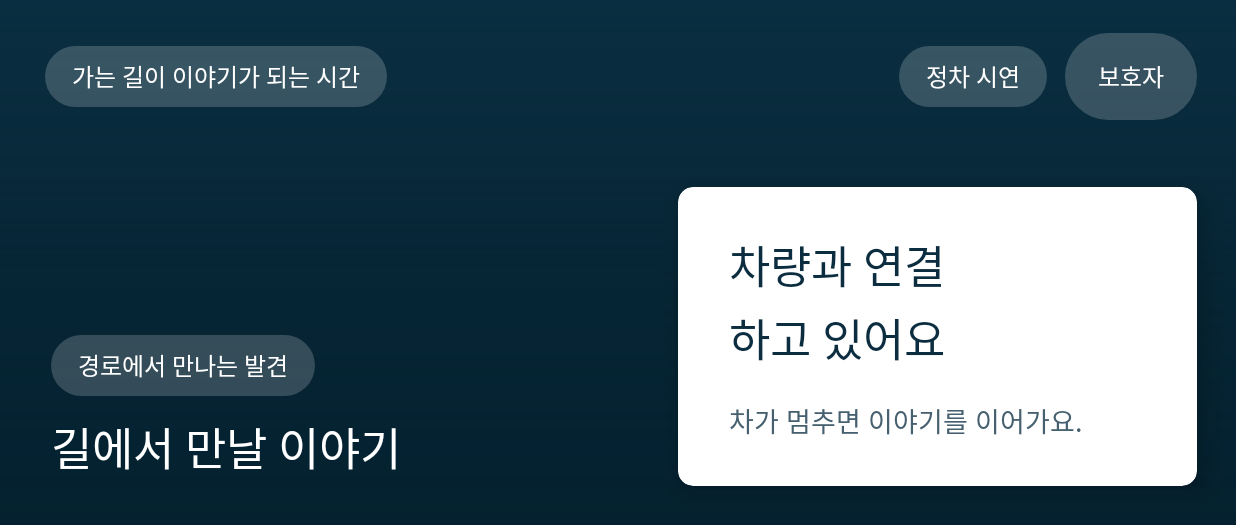
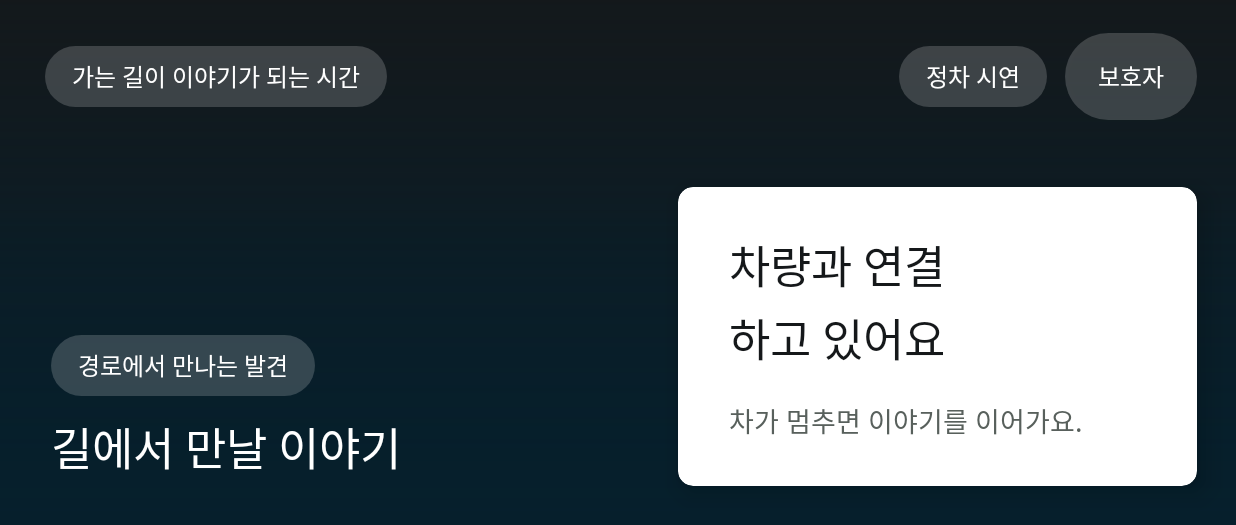
Before and after one commit to kimmykimmim/pleos-road-curator, an Android app: the screen it shows after launch (MainActivity), on a phone screen of 824 x 412 dp (held sideways). Shown: the top 525 px of the screen. Run offline under Robolectric (Android 15) with nearby library versions, the phone set to English and light mode, and no system bars; pictures from the network do not load; Roboto replaces fonts that are not available here; 3 statements that could not run were skipped.

Commit message:
0.44.0 숯과 라임으로 전체 색 교체
네 가지 색안을 캔버스에 올려 비교한 뒤 사용자가 고른 색입니다. 차량 계기판
옆에서 살아남는 조합은 거의 검정 바탕에 밝은 색 하나라는 쪽입니다.

- Palette.kt 를 만들어 색을 한 곳에 모았습니다. 화면, 길 막대, 설명 그림,
  스티커, 두리, 나침반, 사진 띠가 모두 이 파일을 봅니다.
- 라임은 아이가 눌러야 할 것에만 씁니다. 큰 버튼, 지금 만나는 장소,
  사진 위에서 찾아야 할 곳의 동그라미.
- 작은 글씨에는 밝은 라임을 쓰지 않습니다. 흰 바탕의 라임은 대비가 1.8:1이라
  읽히지 않습니다. 글자용으로는 짙은 라임을 따로 둡니다.
- 라임 버튼의 글자는 어두운 색입니다. 흰 글자는 읽히지 않습니다.
- 설명 영상 6개를 새 색으로 다시 만들었습니다.

검사: 단위 390개 통과, 기기 검사 3종 통과, 서명 APK.

Co-Authored-By: Claude Opus 5 <noreply@anthropic.com>

```diff
--- a/native-app/app/build.gradle.kts
+++ b/native-app/app/build.gradle.kts
@@ -23,8 +23,8 @@ android {
         applicationId = "dev.changbak.explorer"
         minSdk = 28
         targetSdk = 34
-        versionCode = 45
-        versionName = "0.43.0"
+        versionCode = 46
+        versionName = "0.44.0"
         testInstrumentationRunner = "dev.changbak.explorer.SceneRenderCheck"
     }
 
--- a/native-app/app/src/main/java/dev/changbak/explorer/CompanionView.kt
+++ b/native-app/app/src/main/java/dev/changbak/explorer/CompanionView.kt
@@ -119,10 +119,10 @@ class CompanionView(context: Context) : View(context) {
         private val path = Path()
         private val box = RectF()
 
-        private val cream = Color.rgb(255, 239, 196)
-        private val ink = Color.rgb(11, 45, 63)
-        private val glass = Color.rgb(151, 215, 255)
-        private val lamp = Color.rgb(255, 250, 230)
+        private val cream = Palette.paper
+        private val ink = Palette.ink
+        private val glass = Palette.sky
+        private val lamp = Color.rgb(252, 255, 246)
 
         /** One breath in and out, with two blinks somewhere inside it. */
         const val LIFE = 4200L
--- a/native-app/app/src/main/java/dev/changbak/explorer/MainActivity.kt
+++ b/native-app/app/src/main/java/dev/changbak/explorer/MainActivity.kt
@@ -186,7 +186,7 @@ class MainActivity : Activity() {
     /** What the tag row is showing, so it is only rebuilt when the place changes. */
     private var lastTags: List<String> = emptyList()
     private var statusLabel: TextView? = null
-    private val ink = Color.rgb(11,45,63)
+    private val ink = Palette.ink
     /**
      * Secondary type.
      *
@@ -194,8 +194,8 @@ class MainActivity : Activity() {
      * small text needs, and the notes at caption size are small text. Darkened until both
      * surfaces clear it, which in a moving car is worth more than the lighter grey looked.
      */
-    private val muted = Color.rgb(70,96,111)
-    private val accent = Color.rgb(8,98,136)
+    private val muted = Palette.muted
+    private val accent = Palette.accent
     /**
      * Daylight. What the page is made of.
      *
@@ -203,24 +203,24 @@ class MainActivity : Activity() {
      * the wrong story for this app: a child in a car is looking at sky and city, not at paper.
      * The tint is the palette's own sky, lightened until type sits on it comfortably.
      */
-    private val ground = Color.rgb(219,234,244)
+    private val ground = Palette.ground
     /** The window. One flat colour, because it is one thing you look through. */
-    private val deep = Color.rgb(8,78,110)
+    private val deep = Palette.deep
     /**
      * What lies behind the view when there is no picture filling it.
      *
      * Darker and greyer than the brand blue: it reads as the road at dusk rather than as a
      * panel, which is the point — it is ground, not a surface.
      */
-    private val road = Color.rgb(10,47,66)
-    private val pale = Color.rgb(234,243,250)
-    private val sky = Color.rgb(151,215,255)
+    private val road = Palette.road
+    private val pale = Palette.pale
+    private val sky = Palette.sky
     /** The palette's cream, kept as a mark rather than a mood. See [chipMark]. */
-    private val cream = Color.rgb(255,239,196)
+    private val cream = Palette.paper
     /** White at low alpha, for a chip that has to sit on the illustration without boxing it in. */
-    private val onHero = Color.argb(48,255,255,255)
+    private val onHero = Palette.onHero
     /** The credit line over a photograph: quieter than the caption, still plainly readable. */
-    private val onPhoto = Color.argb(222,255,255,255)
+    private val onPhoto = Palette.onPhoto
     private val timer = object : Runnable {
         override fun run() {
             if (foreground && demo && playing && !restricted && dialog == null) {
@@ -559,14 +559,14 @@ class MainActivity : Activity() {
     private fun seenMark(seen: SeenStatus): View = row().apply {
         val found = seen == SeenStatus.SEEN
         addView(View(this@MainActivity).apply {
-            background = if (found) pill(accent) else pill(Color.rgb(214,228,238))
+            background = if (found) pill(accent) else pill(Palette.pale)
         }, LinearLayout.LayoutParams(dp(if (found) 34 else 14), dp(9)))
     }
     private fun stepDots(active: Int): View = row().apply {
         gravity = Gravity.CENTER
         (0..3).forEach { index ->
             val on = index == active
-            addView(View(this@MainActivity).apply { background = pill(if (on) accent else Color.rgb(214,228,238)) },
+            addView(View(this@MainActivity).apply { background = pill(if (on) accent else Palette.pale) },
                 LinearLayout.LayoutParams(dp(if (on) 30 else 11), dp(11)).apply { marginStart = if (index == 0) 0 else dp(8) })
         }
     }
@@ -610,11 +610,14 @@ class MainActivity : Activity() {
         }
     }
     private fun button(text: String, primary: Boolean = false, action: () -> Unit) = Button(this).apply {
-        this.text = text; textSize = sp(Text.ACTION); isAllCaps = false; setTextColor(if (primary) Color.WHITE else ink)
+        this.text = text; textSize = sp(Text.ACTION); isAllCaps = false
+        // Dark type on the bright one. White on lime is unreadable, and this is the button a
+        // child presses from the back seat.
+        setTextColor(if (primary) Palette.onPrimary else ink)
         if (primary) typeface = Typeface.create("sans-serif-medium", Typeface.NORMAL)
         // Fully rounded. A pill reads as something to press from across the back seat in a way
         // a softened rectangle does not.
-        background = pill(if(primary) accent else pale); minHeight = dp(72)
+        background = pill(if(primary) Palette.primary else pale); minHeight = dp(72)
         setPadding(dp(16),dp(12),dp(16),dp(12)); setOnClickListener { if (usable()) action() }
         wholeWords()
     }
--- /dev/null
+++ b/native-app/app/src/main/java/dev/changbak/explorer/Palette.kt
@@ -0,0 +1,59 @@
+package dev.changbak.explorer
+
+import android.graphics.Color
+
+/**
+ * 숯과 라임 — the app's colours, in one place.
+ *
+ * Chosen from four mockups the family looked at side by side. The point of this one is
+ * contrast: a car's centre screen sits beside a lit instrument cluster in daylight, and the
+ * palette that survives that is a near-black ground with one bright colour on it. The lime is
+ * the only loud thing in the app, so it only ever marks what the child should act on — the
+ * button to press, the place being met now, the ring around the thing to find.
+ *
+ * Two rules keep it readable, and both are tested by eye on the device rather than assumed:
+ * nothing bright carries small text (lime on white is a 1.8:1 contrast and would be unreadable
+ * at caption size), and nothing that must be told apart differs by hue alone.
+ */
+object Palette {
+    /** Type on a light surface, and the outline on every drawn shape. */
+    val ink = Color.rgb(21, 24, 26)
+
+    /** Secondary type. Dark enough for caption size on both light surfaces. */
+    val muted = Color.rgb(88, 96, 92)
+
+    /**
+     * The colour of a label that belongs to the app rather than to the place.
+     *
+     * A dark lime, not the bright one: this carries words, and words need 4.5:1.
+     */
+    val accent = Color.rgb(60, 107, 18)
+
+    /** The one bright colour. Buttons to press, the place being met, the ring to look at. */
+    val primary = Color.rgb(168, 224, 95)
+
+    /** Type on [primary]. Dark, because nothing legible sits white on lime. */
+    val onPrimary = Color.rgb(22, 32, 10)
+
+    /** The page: the sheet a question is written on. */
+    val ground = Color.rgb(246, 247, 244)
+
+    /** A second button, and any panel that must sit quietly inside [ground]. */
+    val pale = Color.rgb(228, 232, 225)
+
+    /** The stage behind everything: charcoal, so a photograph is the brightest thing on screen. */
+    val road = Color.rgb(21, 24, 26)
+
+    /** The same, a shade up, where a surface has to separate from the stage. */
+    val deep = Color.rgb(30, 35, 38)
+
+    /** The cool mark. Used for the one thing that is neither action nor text: the sky. */
+    val sky = Color.rgb(89, 194, 232)
+
+    /** The paper a small drawing is printed on. */
+    val paper = Color.rgb(239, 245, 230)
+
+    /** A chip over a photograph, and the credit line under it. */
+    val onHero = Color.argb(46, 255, 255, 255)
+    val onPhoto = Color.argb(226, 255, 255, 255)
+}
--- a/native-app/app/src/main/java/dev/changbak/explorer/PhotoSequenceView.kt
+++ b/native-app/app/src/main/java/dev/changbak/explorer/PhotoSequenceView.kt
@@ -28,7 +28,7 @@ class PhotoSequenceView(context: Context) : View(context) {
     private var animator: ValueAnimator? = null
     private val paint = Paint(Paint.ANTI_ALIAS_FLAG or Paint.FILTER_BITMAP_FLAG)
     private val text = Paint(Paint.ANTI_ALIAS_FLAG)
-    private val cream = Color.rgb(255, 239, 196)
+    private val cream = Palette.paper
     private val source = Rect()
     private val target = RectF()
 
--- a/native-app/app/src/main/java/dev/changbak/explorer/RouteRule.kt
+++ b/native-app/app/src/main/java/dev/changbak/explorer/RouteRule.kt
@@ -33,7 +33,7 @@ class RouteRule(context: Context) : View(context) {
 
     /** White at low alpha: these sit on a photograph as often as on a flat colour. */
     private val line = Color.argb(70, 255, 255, 255)
-    private val lit = Color.rgb(255, 239, 196)
+    private val lit = Palette.primary
     private val faint = Color.argb(150, 255, 255, 255)
 
     fun show(stops: List<String>, current: Int, approach: Float?, passed: Boolean) {
@@ -85,7 +85,7 @@ class RouteRule(context: Context) : View(context) {
             }
             canvas.drawCircle(x, y, h * (if (here) .13f else .075f), paint)
             if (here) {
-                paint.color = Color.argb(60, 255, 239, 196)
+                paint.color = Color.argb(60, 168, 224, 95)
                 canvas.drawCircle(x, y, h * .24f, paint)
             }
             text.color = if (here) lit else faint
--- a/native-app/app/src/main/java/dev/changbak/explorer/TopicStickerView.kt
+++ b/native-app/app/src/main/java/dev/changbak/explorer/TopicStickerView.kt
@@ -230,8 +230,8 @@ class TopicStickerView(context: Context) : View(context) {
         private val piece = Path()
         private val box = RectF()
 
-        private val cream = Color.rgb(255, 239, 196)
-        private val ink = Color.rgb(11, 45, 63)
+        private val cream = Palette.paper
+        private val ink = Palette.ink
         private val sky = Color.rgb(151, 215, 255)
 
         const val ARRIVE = 420L
```
Also changed, not shown: native-app/app/src/main/java/dev/changbak/explorer/CuratorMediaArt.kt (+7 -7 lines), native-app/app/src/main/java/dev/changbak/explorer/CuratorSceneView.kt (+5 -5 lines), native-app/app/src/main/java/dev/changbak/explorer/WindowCompass.kt (+4 -4 lines), 10 other files.
